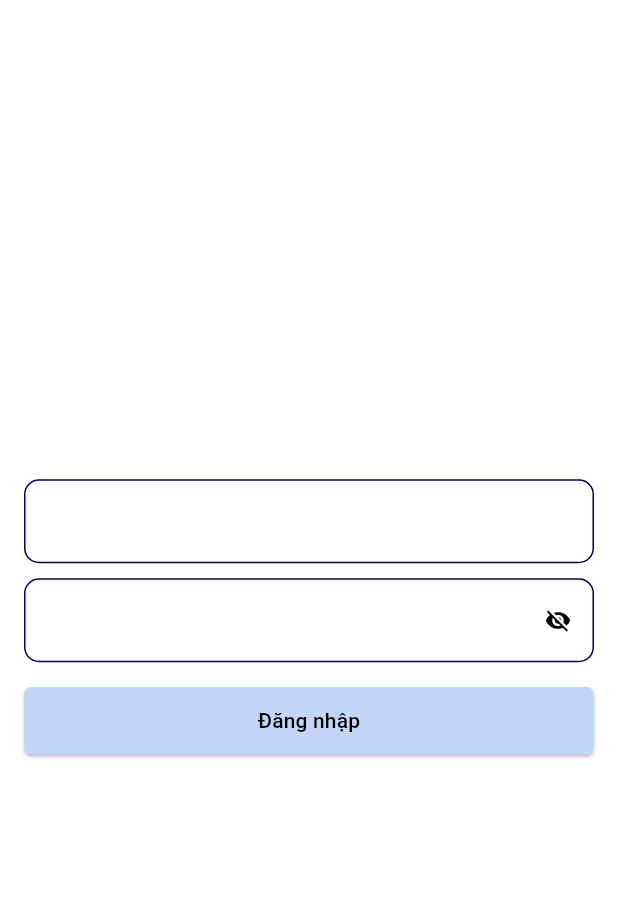
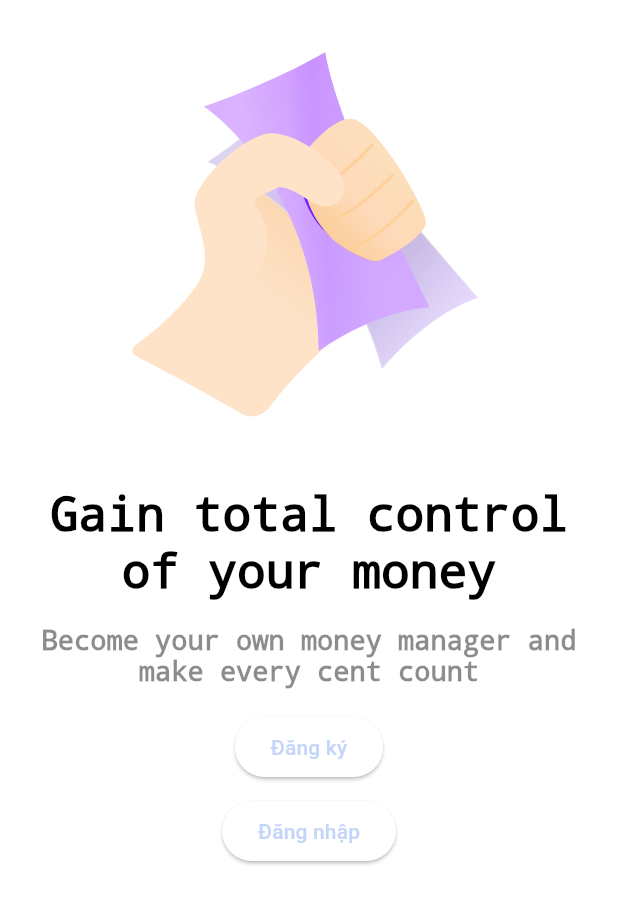
Before and after one commit to htilssu/expense_tracking, a Flutter app: the screen it shows after launch, on a phone screen of 412 x 824 dp. Shown: the top 904 px of the screen. Run offline on Flutter 3.47's test engine with Material 3 defaults, Android fonts, the phone set to English and light mode, and no system bars; our stand-ins replace firebase_core, flutter_svg; accounts and stored records are empty.

Commit message:
greeting temp

```diff
--- /dev/null
+++ b/lib/constants/text_constant.dart
@@ -0,0 +1,5 @@
+class TextSize {
+  static double small = 10;
+  static double medium = 14;
+  static double large = 32;
+}
--- /dev/null
+++ b/lib/domain/entity/timestamp_entity.dart
@@ -0,0 +1,4 @@
+abstract class BaseTimeStampEntity {
+  DateTime createdAt = DateTime.now();
+  DateTime updatedAt = DateTime.now();
+}
--- /dev/null
+++ b/lib/domain/repository/repository.dart
@@ -0,0 +1,3 @@
+abstract class Repository<T,ID> {
+  T findById(ID id);
+}
--- /dev/null
+++ b/lib/domain/repository/user_repository.dart
@@ -0,0 +1,6 @@
+import 'package:expense_tracking/domain/entity/user.dart';
+import 'package:expense_tracking/domain/repository/repository.dart';
+
+abstract class UserRepository implements Repository<User,String> {
+
+}
--- a/lib/feature/auth/screen/auth_screen.dart
+++ b/lib/features/authenticate/screen/auth_screen.dart
@@ -1,4 +1,4 @@
-import 'package:expense_tracking/core/theme/theme_data.dart';
+import 'package:expense_tracking/constants/app_theme.dart';
 import 'package:flutter/material.dart';
 
 class AuthScreen extends StatelessWidget {
--- /dev/null
+++ b/lib/features/greeting/screen/greeting_screen.dart
@@ -0,0 +1,72 @@
+import 'package:flutter/material.dart';
+import 'package:flutter_svg/flutter_svg.dart';
+
+class GreetingScreen extends StatefulWidget {
+  const GreetingScreen({super.key});
+
+  @override
+  State<GreetingScreen> createState() => _GreetingScreenState();
+}
+
+class _GreetingScreenState extends State<GreetingScreen> {
+  @override
+  Widget build(BuildContext context) {
+    return Container(
+      color: Colors.white,
+      child: Padding(
+        padding: const EdgeInsets.all(8),
+        child: Column(
+          children: <Widget>[
+            SvgPicture.asset(
+              "assets/images/hold_money.svg",
+              width: 300,
+              fit: BoxFit.cover,
+            ),
+            SizedBox(
+              height: 16,
+            ),
+            Text(
+              "Gain total control of your money",
+              textAlign: TextAlign.center,
+              style: TextStyle(
+                  fontSize: 32,
+                  color: Colors.black,
+                  decoration: TextDecoration.none),
+            ),
+            SizedBox(
+              height: 16,
+            ),
+            Text(
+              "Become your own money manager and make every cent count",
+              textAlign: TextAlign.center,
+              style: TextStyle(
+                  fontSize: 18,
+                  color: Colors.black45,
+                  decoration: TextDecoration.none),
+            ),
+            SizedBox(
+              height: 16,
+            ),
+            ElevatedButton(
+              onPressed: () {
+                // TODO: implement
+              },
+              style: ButtonStyle(),
+              child: Text("Đăng ký"),
+            ),
+            SizedBox(
+              height: 8,
+            ),
+            ElevatedButton(
+              onPressed: () {
+                // TODO: implement
+              },
+              style: ButtonStyle(),
+              child: Text("Đăng nhập"),
+            )
+          ],
+        ),
+      ),
+    );
+  }
+}
--- a/lib/main.dart
+++ b/lib/main.dart
@@ -1,15 +1,14 @@
+import 'package:expense_tracking/features/greeting/screen/greeting_screen.dart';
 import 'package:expense_tracking/firebase_options.dart';
 import 'package:firebase_core/firebase_core.dart';
 import 'package:flutter/material.dart';
-import 'package:flutter/services.dart';
 
-import 'core/theme/theme_data.dart';
-import 'feature/auth/screen/auth_screen.dart';
+import 'constants/app_theme.dart';
+import 'features/authenticate/screen/auth_screen.dart';
 
 Future<void> main() async {
+  runApp(const MyApp());
   await Firebase.initializeApp(options: DefaultFirebaseOptions.currentPlatform);
-  runApp(const MyApp());
-  SystemChrome.setEnabledSystemUIMode(SystemUiMode.edgeToEdge);
 }
 
 class MyApp extends StatelessWidget {
@@ -24,7 +23,7 @@
         colorScheme: AppTheme.lightTheme(),
         useMaterial3: true,
       ),
-      home: const AuthScreen(),
+      home: const GreetingScreen(),
     );
   }
 }
```
Also changed, not shown: lib/constants/app_theme.dart (renamed from lib/core/theme/theme_data.dart, +15 -0 lines), lib/domain/entity/user.dart (added, +11 -0 lines), assets/images/hold_money.svg (added), lib/common_widgets/test.dart (added), lib/domain/service/test.dart (added), lib/exceptions/test.dart (added), lib/features/greeting/widget/test.dart (added), lib/utils/test.dart (added), pubspec.lock, 1 other file.
